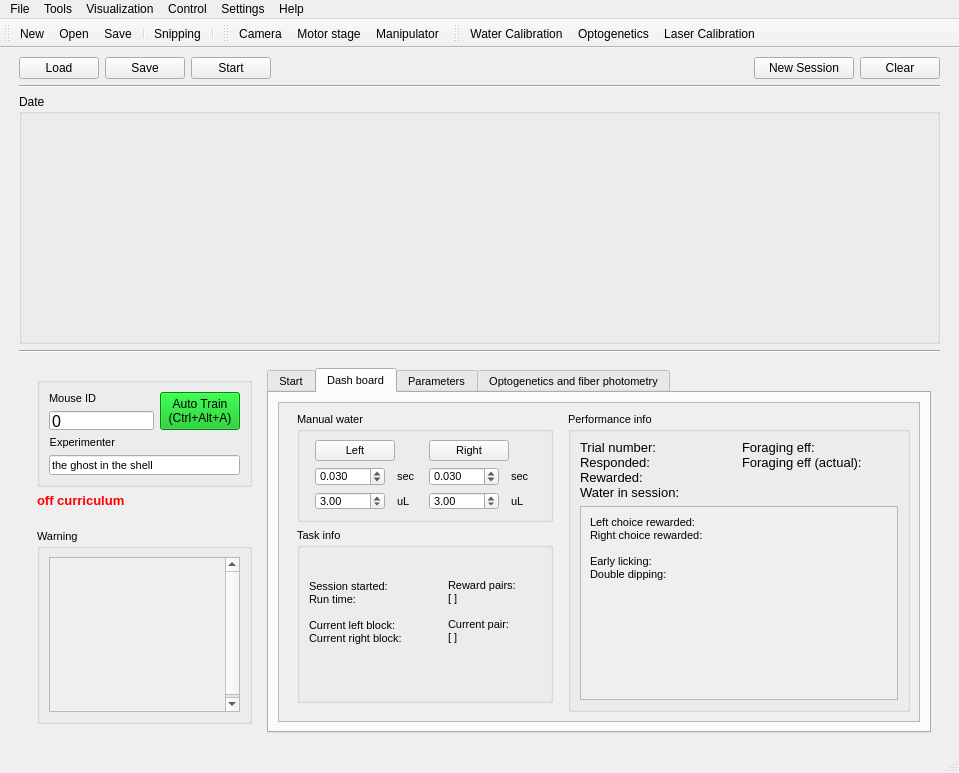
Above: src/foraging_gui/ForagingGUI.ui from AllenNeuralDynamics/dynamic-foraging-task before the change. Below: the same form after it.
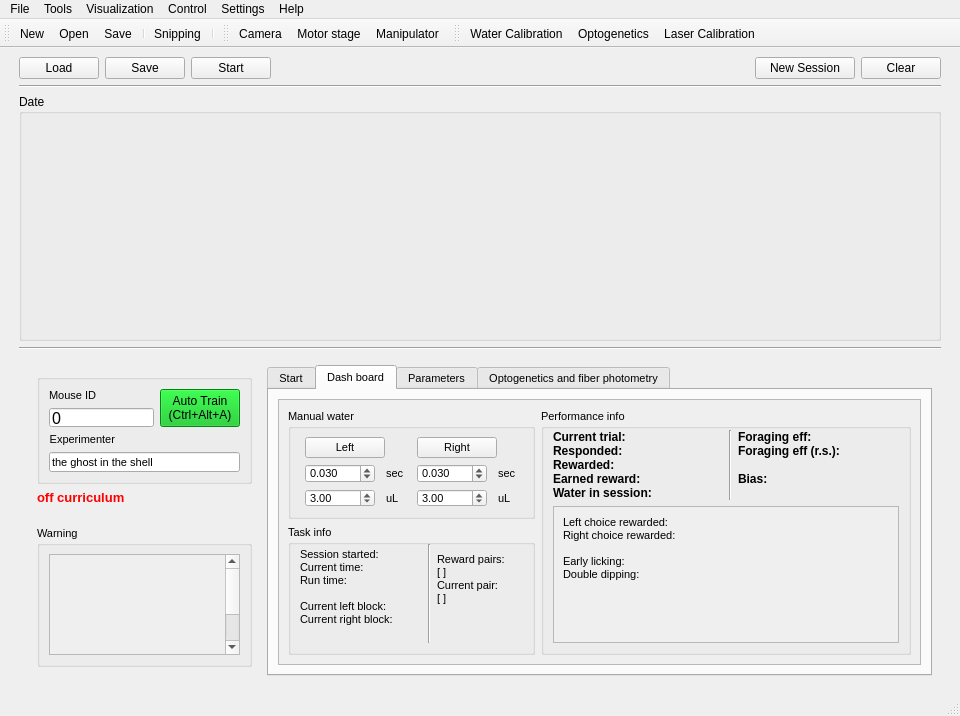
That is the form after the change. Icons and pictures are not drawn.

Commit message: refactor key info; add bias

Patch:
```diff
--- a/src/foraging_gui/ForagingGUI.ui
+++ b/src/foraging_gui/ForagingGUI.ui
@@ -12,8 +12,8 @@
    <rect>
     <x>0</x>
     <y>0</y>
-    <width>959</width>
-    <height>773</height>
+    <width>960</width>
+    <height>716</height>
    </rect>
   </property>
   <property name="sizePolicy">
@@ -1850,8 +1850,8 @@
                  <rect>
                   <x>0</x>
                   <y>0</y>
-                  <width>638</width>
-                  <height>309</height>
+                  <width>639</width>
+                  <height>259</height>
                  </rect>
                 </property>
                 <layout class="QHBoxLayout" name="horizontalLayout_9">
@@ -1864,9 +1864,18 @@
                     </sizepolicy>
                    </property>
                    <layout class="QVBoxLayout" name="verticalLayout_4">
+                    <property name="leftMargin">
+                     <number>0</number>
+                    </property>
                     <property name="topMargin">
                      <number>0</number>
                     </property>
+                    <property name="rightMargin">
+                     <number>0</number>
+                    </property>
+                    <property name="bottomMargin">
+                     <number>0</number>
+                    </property>
                     <item>
                      <widget class="QGroupBox" name="groupBox_4">
                       <property name="maximumSize">
@@ -2139,6 +2148,7 @@
                            </property>
                            <property name="text">
                             <string>Session started:
+Current time:
 Run time:
 
 Current left block:
@@ -2147,6 +2157,13 @@
                            </property>
                           </widget>
                          </item>
+                         <item>
+                          <widget class="Line" name="line_4">
+                           <property name="orientation">
+                            <enum>Qt::Vertical</enum>
+                           </property>
+                          </widget>
+                         </item>
                          <item>
                           <widget class="QLabel" name="ShowRewardPairs">
                            <property name="enabled">
@@ -2172,7 +2189,6 @@
                            <property name="text">
                             <string>Reward pairs:
 [ ]
-
 Current pair:
 [ ]</string>
                            </property>
@@ -2202,7 +2218,7 @@
                   <widget class="QGroupBox" name="Basic">
                    <property name="sizePolicy">
                     <sizepolicy hsizetype="Expanding" vsizetype="Expanding">
-                     <horstretch>25</horstretch>
+                     <horstretch>30</horstretch>
                      <verstretch>0</verstretch>
                     </sizepolicy>
                    </property>
@@ -2227,41 +2243,87 @@
                     <string>Performance info</string>
                    </property>
                    <layout class="QVBoxLayout" name="verticalLayout_3">
+                    <property name="topMargin">
+                     <number>2</number>
+                    </property>
                     <item>
                      <layout class="QHBoxLayout" name="horizontalLayout_12">
                       <item>
                        <widget class="QLabel" name="label_info_performance_essential_1">
+                        <property name="sizePolicy">
+                         <sizepolicy hsizetype="Preferred" vsizetype="Preferred">
+                          <horstretch>21</horstretch>
+                          <verstretch>0</verstretch>
+                         </sizepolicy>
+                        </property>
                         <property name="font">
                          <font>
-                          <pointsize>10</pointsize>
+                          <pointsize>9</pointsize>
+                          <weight>75</weight>
+                          <bold>true</bold>
                          </font>
                         </property>
                         <property name="text">
-                         <string>Trial number:
+                         <string>Current trial:
 Responded:
 Rewarded:
+Earned reward:
 Water in session:</string>
                         </property>
                         <property name="alignment">
                          <set>Qt::AlignLeading|Qt::AlignLeft|Qt::AlignTop</set>
                         </property>
+                        <property name="wordWrap">
+                         <bool>false</bool>
+                        </property>
+                        <property name="margin">
+                         <number>3</number>
+                        </property>
+                        <property name="indent">
+                         <number>-1</number>
+                        </property>
+                       </widget>
+                      </item>
+                      <item>
+                       <widget class="Line" name="line_3">
+                        <property name="orientation">
+                         <enum>Qt::Vertical</enum>
+                        </property>
                        </widget>
                       </item>
                       <item>
                        <widget class="QLabel" name="label_info_performance_essential_2">
+                        <property name="sizePolicy">
+                         <sizepolicy hsizetype="Preferred" vsizetype="Preferred">
+                          <horstretch>20</horstretch>
+                          <verstretch>0</verstretch>
+                         </sizepolicy>
+                        </property>
                         <property name="font">
                          <font>
-                          <pointsize>10</pointsize>
+                          <pointsize>9</pointsize>
+                          <weight>75</weight>
+                          <bold>true</bold>
                          </font>
                         </property>
                         <property name="text">
                          <string>Foraging eff:
-Foraging eff (actual):
-</string>
+Foraging eff (r.s.):
+
+Bias:</string>
                         </property>
                         <property name="alignment">
                          <set>Qt::AlignLeading|Qt::AlignLeft|Qt::AlignTop</set>
                         </property>
+                        <property name="wordWrap">
+                         <bool>false</bool>
+                        </property>
+                        <property name="margin">
+                         <number>3</number>
+                        </property>
+                        <property name="indent">
+                         <number>-1</number>
+                        </property>
                        </widget>
                       </item>
                      </layout>
@@ -2276,8 +2338,8 @@
                         <rect>
                          <x>0</x>
                          <y>0</y>
-                         <width>319</width>
-                         <height>184</height>
+                         <width>347</width>
+                         <height>129</height>
                         </rect>
                        </property>
                        <layout class="QHBoxLayout" name="horizontalLayout_8">
@@ -4415,7 +4477,7 @@
     <rect>
      <x>0</x>
      <y>0</y>
-     <width>959</width>
+     <width>960</width>
      <height>21</height>
     </rect>
    </property>
```
Left out of the diff: 14 changed lines with no effect on the pictures. The commit also changes 2 other files.
